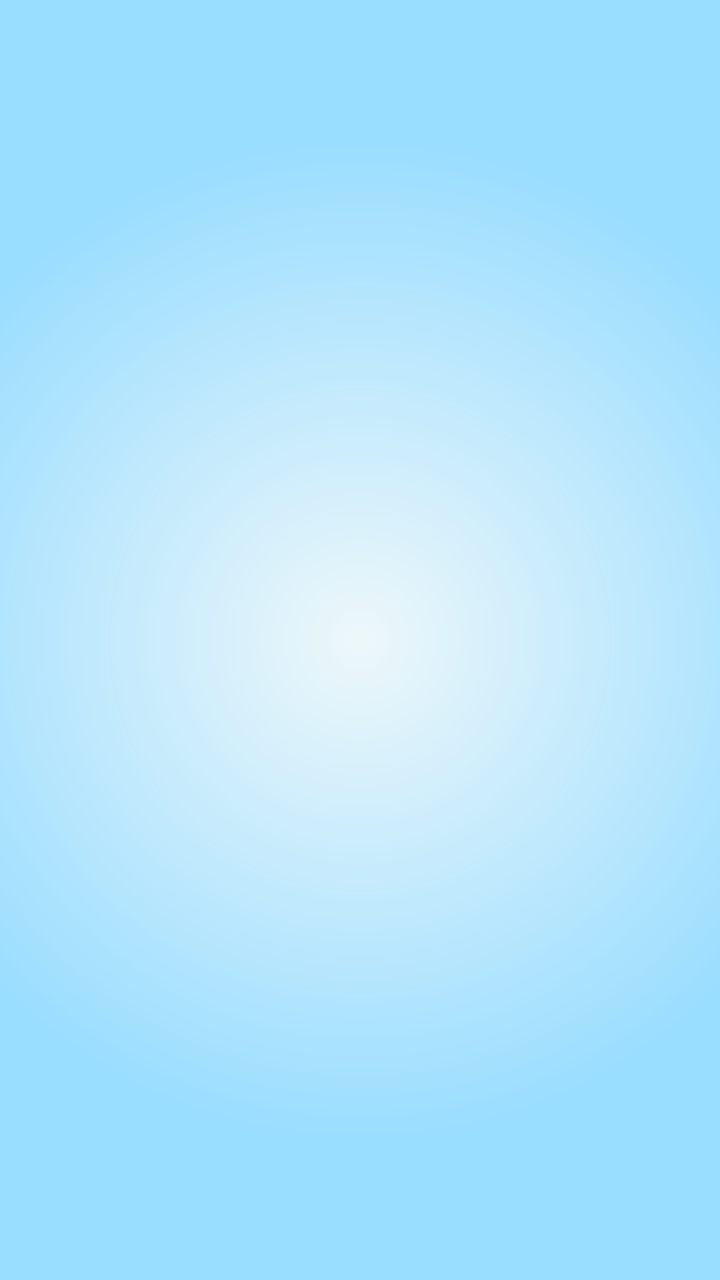
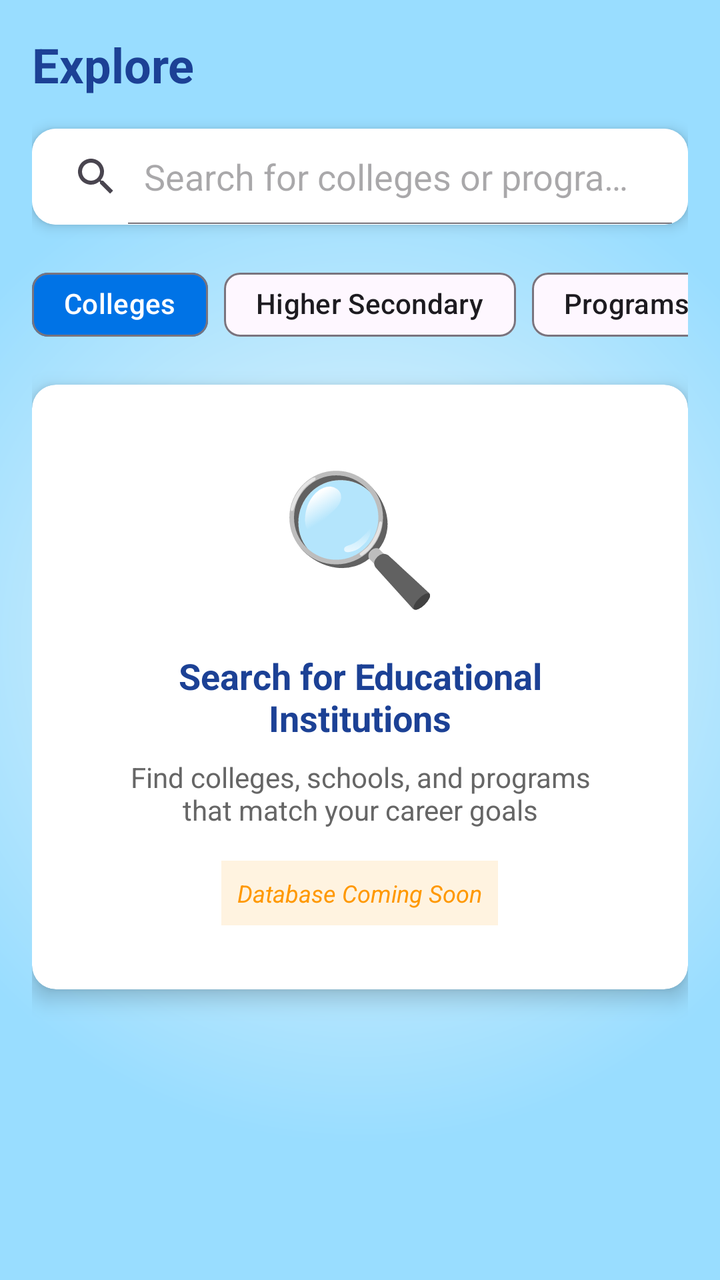

Two renders of the same Android screen: before a commit and after it. Below are the layout's source before the change and the commit's diff.
<!-- AndroidManifest.xml: application theme Theme.AspirePath -->
<!-- res/layout/fragment_explore.xml -->
<?xml version="1.0" encoding="utf-8"?>
<FrameLayout xmlns:android="http://schemas.android.com/apk/res/android"
    xmlns:tools="http://schemas.android.com/tools"
    android:layout_width="match_parent"
    android:layout_height="match_parent"
    android:background="@drawable/gradient_bg"
    tools:context=".Explore">

    
    <TextView
        android:layout_width="match_parent"
        android:layout_height="match_parent" />

</FrameLayout>
<!-- resources referenced by this layout -->
<resources>
  <!-- drawable gradient_bg (drawable) -->
  <?xml version="1.0" encoding="utf-8"?>
  <shape xmlns:android="http://schemas.android.com/apk/res/android"
      android:shape="rectangle">
      <gradient
          android:startColor="#edf7fa"
          android:endColor="#99ddff"
          android:gradientRadius="70%p"
          android:type="radial"
          android:centerX="0.5"
          android:centerY="0.5"
          android:dither="true" />
  </shape>
  <style name="Theme.AspirePath" parent="Base.Theme.AspirePath" />
  <style name="Base.Theme.AspirePath" parent="Theme.Material3.DayNight.NoActionBar">
          
          <item name="colorPrimary">@color/blue</item>
          <item name="colorPrimaryVariant">#0073e6</item>
          <item name="colorOnPrimary">@color/white</item>
          <item name="android:statusBarColor">#0073e6</item>
          
      </style>
  <color name="blue">#1C4195</color>
  <color name="white">#FFFFFFFF</color>
</resources>

<!-- the commit's change to res/layout/fragment_explore.xml (unified diff, before → after) -->
@@ -1,14 +1,148 @@
 <?xml version="1.0" encoding="utf-8"?>
-<FrameLayout xmlns:android="http://schemas.android.com/apk/res/android"
+<LinearLayout xmlns:android="http://schemas.android.com/apk/res/android"
+    xmlns:app="http://schemas.android.com/apk/res-auto"
     xmlns:tools="http://schemas.android.com/tools"
     android:layout_width="match_parent"
     android:layout_height="match_parent"
+    android:orientation="vertical"
     android:background="@drawable/gradient_bg"
     tools:context=".Explore">
 
-    
-    <TextView
+    <ScrollView
         android:layout_width="match_parent"
-        android:layout_height="match_parent" />
+        android:layout_height="match_parent"
+        android:fillViewport="true">
 
-</FrameLayout>
+        <LinearLayout
+            android:layout_width="match_parent"
+            android:layout_height="wrap_content"
+            android:orientation="vertical"
+            android:padding="16dp">
+
+            
+            <TextView
+                android:layout_width="wrap_content"
+                android:layout_height="wrap_content"
+                android:text="Explore"
+                android:textSize="24sp"
+                android:textStyle="bold"
+                android:textColor="@color/blue"
+                android:layout_marginBottom="16dp"/>
+
+            
+            <androidx.cardview.widget.CardView
+                android:layout_width="match_parent"
+                android:layout_height="wrap_content"
+                app:cardCornerRadius="12dp"
+                app:cardElevation="4dp"
+                android:layout_marginBottom="16dp">
+
+                <SearchView
+                    android:id="@+id/searchView"
+                    android:layout_width="match_parent"
+                    android:layout_height="wrap_content"
+                    android:queryHint="Search for colleges or programs..."
+                    android:iconifiedByDefault="false"
+                    android:background="@android:color/white"/>
+            </androidx.cardview.widget.CardView>
+
+            
+            <HorizontalScrollView
+                android:layout_width="match_parent"
+                android:layout_height="wrap_content"
+                android:scrollbars="none"
+                android:layout_marginBottom="16dp">
+
+                <LinearLayout
+                    android:layout_width="wrap_content"
+                    android:layout_height="wrap_content"
+                    android:orientation="horizontal">
+
+                    <com.google.android.material.chip.Chip
+                        android:id="@+id/chipColleges"
+                        android:layout_width="wrap_content"
+                        android:layout_height="wrap_content"
+                        android:text="Colleges"
+                        android:layout_marginEnd="8dp"
+                        app:chipBackgroundColor="#0073e6"
+                        android:textColor="@android:color/white"/>
+
+                    <com.google.android.material.chip.Chip
+                        android:id="@+id/chipSchools"
+                        android:layout_width="wrap_content"
+                        android:layout_height="wrap_content"
+                        android:text="Higher Secondary"
+                        android:layout_marginEnd="8dp"/>
+
+                    <com.google.android.material.chip.Chip
+                        android:id="@+id/chipPrograms"
+                        android:layout_width="wrap_content"
+                        android:layout_height="wrap_content"
+                        android:text="Programs"
+                        android:layout_marginEnd="8dp"/>
+
+                    <com.google.android.material.chip.Chip
+                        android:id="@+id/chipLocation"
+                        android:layout_width="wrap_content"
+                        android:layout_height="wrap_content"
+                        android:text="Location"
+                        android:layout_marginEnd="8dp"/>
+                </LinearLayout>
+            </HorizontalScrollView>
+
+            
+            <androidx.cardview.widget.CardView
+                android:layout_width="match_parent"
+                android:layout_height="wrap_content"
+                app:cardCornerRadius="12dp"
+                app:cardElevation="6dp">
+
+                <LinearLayout
+                    android:layout_width="match_parent"
+                    android:layout_height="wrap_content"
+                    android:orientation="vertical"
+                    android:padding="32dp"
+                    android:gravity="center">
+
+                    <TextView
+                        android:layout_width="wrap_content"
+                        android:layout_height="wrap_content"
+                        android:text="🔍"
+                        android:textSize="64sp"
+                        android:layout_marginBottom="16dp"/>
+
+                    <TextView
+                        android:layout_width="wrap_content"
+                        android:layout_height="wrap_content"
+                        android:text="Search for Educational Institutions"
+                        android:textSize="18sp"
+                        android:textStyle="bold"
+                        android:textColor="@color/blue"
+                        android:gravity="center"
+                        android:layout_marginBottom="8dp"/>
+
+                    <TextView
+                        android:layout_width="wrap_content"
+                        android:layout_height="wrap_content"
+                        android:text="Find colleges, schools, and programs\nthat match your career goals"
+                        android:textSize="14sp"
+                        android:textColor="#666666"
+                        android:gravity="center"/>
+
+                    <TextView
+                        android:layout_width="wrap_content"
+                        android:layout_height="wrap_content"
+                        android:text="Database Coming Soon"
+                        android:textSize="12sp"
+                        android:textStyle="italic"
+                        android:textColor="#FF9800"
+                        android:background="#FFF3E0"
+                        android:padding="8dp"
+                        android:layout_marginTop="16dp"/>
+                </LinearLayout>
+            </androidx.cardview.widget.CardView>
+
+        </LinearLayout>
+    </ScrollView>
+
+</LinearLayout>
